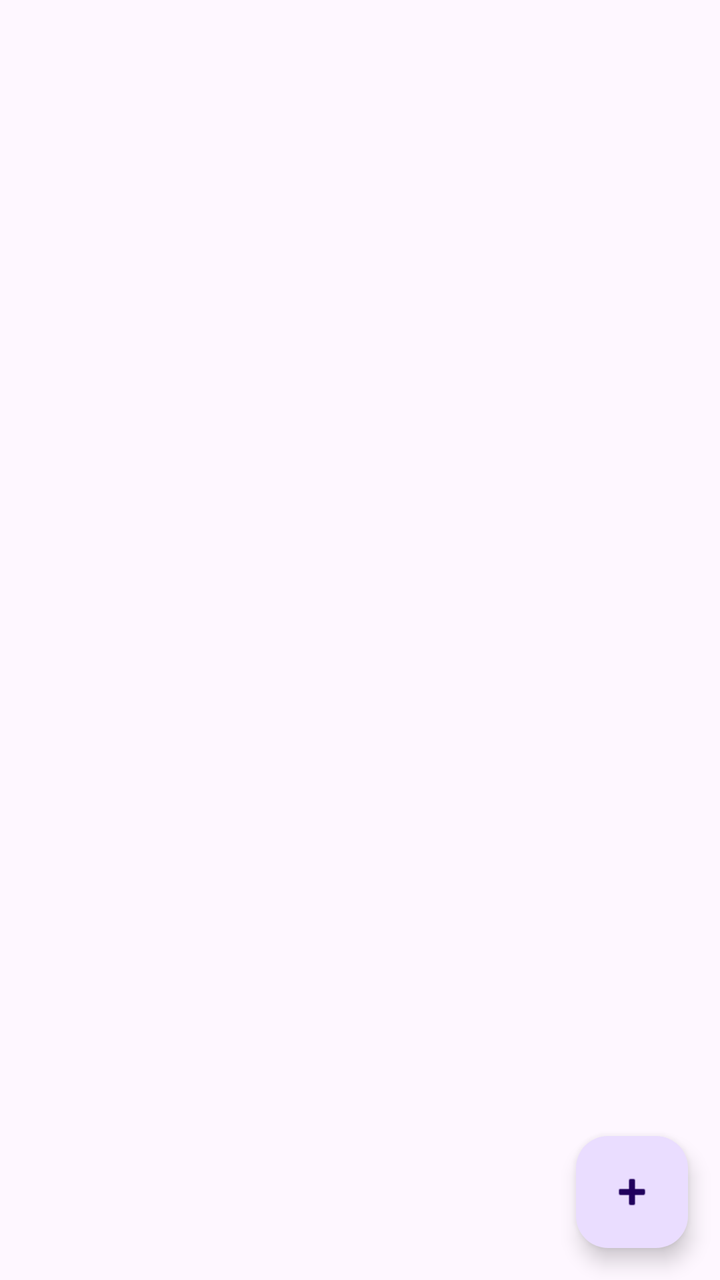
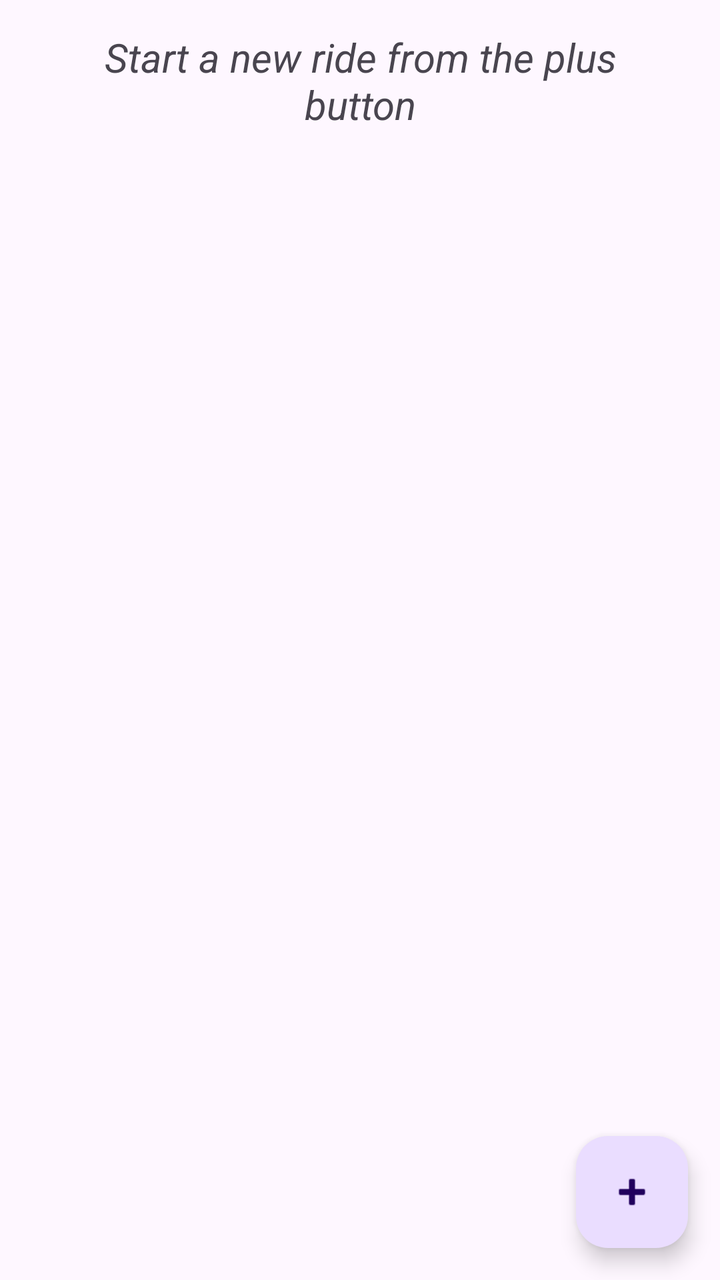

The first picture is an Android layout as it rendered before a commit; the second is the same layout after the commit. The layout source and the unified diff follow.
<!-- AndroidManifest.xml: application theme Theme.MotoTrack -->
<!-- res/layout/list_fragment.xml -->
<?xml version="1.0" encoding="utf-8"?>
<FrameLayout xmlns:android="http://schemas.android.com/apk/res/android"
    xmlns:app="http://schemas.android.com/apk/res-auto"
    xmlns:tools="http://schemas.android.com/tools"
    android:layout_width="match_parent"
    android:layout_height="match_parent"
    tools:context=".mainActivityFragments.ListFragment">

    <androidx.core.widget.NestedScrollView
        android:layout_width="match_parent"
        android:layout_height="match_parent">

        <androidx.constraintlayout.widget.ConstraintLayout
            android:layout_width="match_parent"
            android:layout_height="match_parent"
            android:paddingVertical="5dp"
            android:paddingHorizontal="12dp">


            <androidx.recyclerview.widget.RecyclerView
                android:layout_width="match_parent"
                android:layout_height="match_parent"
                android:id="@+id/ridesList"

                />


        </androidx.constraintlayout.widget.ConstraintLayout>
    </androidx.core.widget.NestedScrollView>

    <com.google.android.material.floatingactionbutton.FloatingActionButton
        android:id="@+id/fab"
        android:layout_width="wrap_content"
        android:layout_height="wrap_content"
        android:layout_gravity="bottom|end"
        android:layout_marginEnd="@dimen/fab_margin"
        android:layout_marginBottom="16dp"
        app:srcCompat="@android:drawable/ic_input_add" />
</FrameLayout>
<!-- resources referenced by this layout -->
<resources>
  <dimen name="fab_margin">16dp</dimen>
  <style name="Theme.MotoTrack" parent="Base.Theme.MotoTrack" />
  <style name="Base.Theme.MotoTrack" parent="Theme.Material3.DayNight.NoActionBar">
          
          
      </style>
</resources>

<!-- the commit's change to res/layout/list_fragment.xml (unified diff, before → after) -->
@@ -23,6 +23,18 @@
                 android:id="@+id/ridesList"
 
                 />
+            <TextView
+                android:id="@+id/placeholder"
+                android:layout_width="match_parent"
+                android:layout_height="wrap_content"
+                app:layout_constraintTop_toTopOf="parent"
+                android:layout_marginHorizontal="10dp"
+                android:layout_marginTop="10dp"
+                android:gravity="center"
+                android:textStyle="italic"
+                android:textSize="20dp"
+                android:text="Start a new ride from the plus button"
+                />
 
 
         </androidx.constraintlayout.widget.ConstraintLayout>
<!-- resource entries referenced after the edit -->
@@ -3,8 +3,8 @@
   <dimen name="fab_margin">16dp</dimen>
   <style name="Theme.MotoTrack" parent="Base.Theme.MotoTrack" />
   <style name="Base.Theme.MotoTrack" parent="Theme.Material3.DayNight.NoActionBar">
-          
-          
+          <item name="colorOnBackground">@color/black</item>
       </style>
+  <color name="black">#FF000000</color>
 </resources>
 
